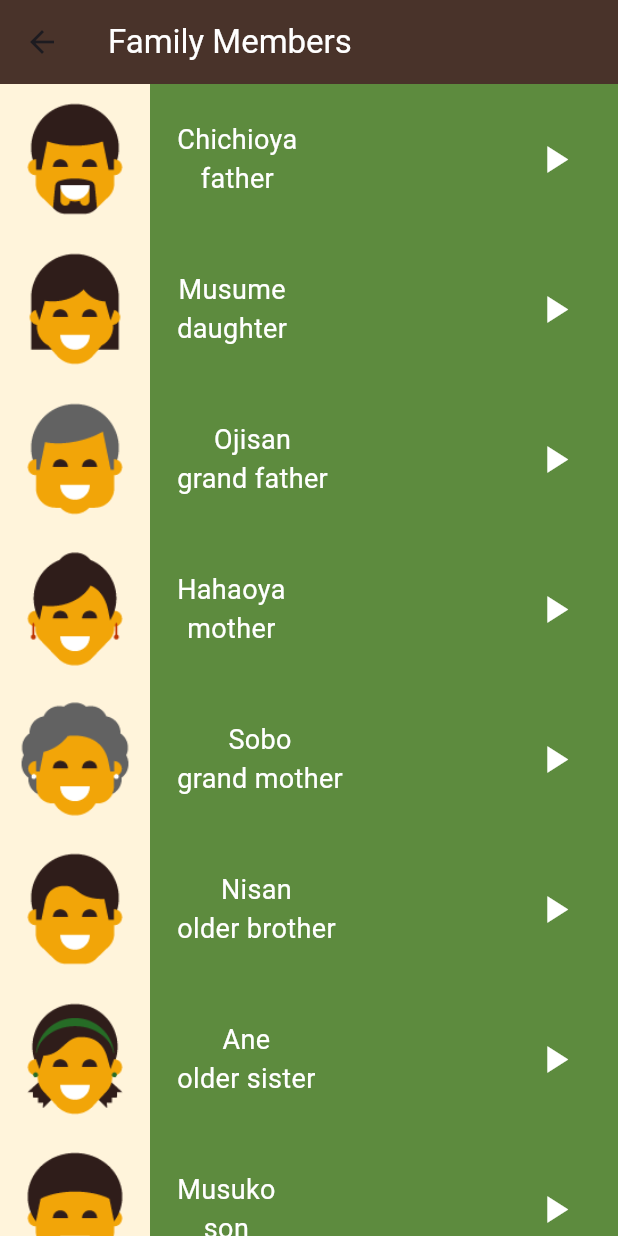
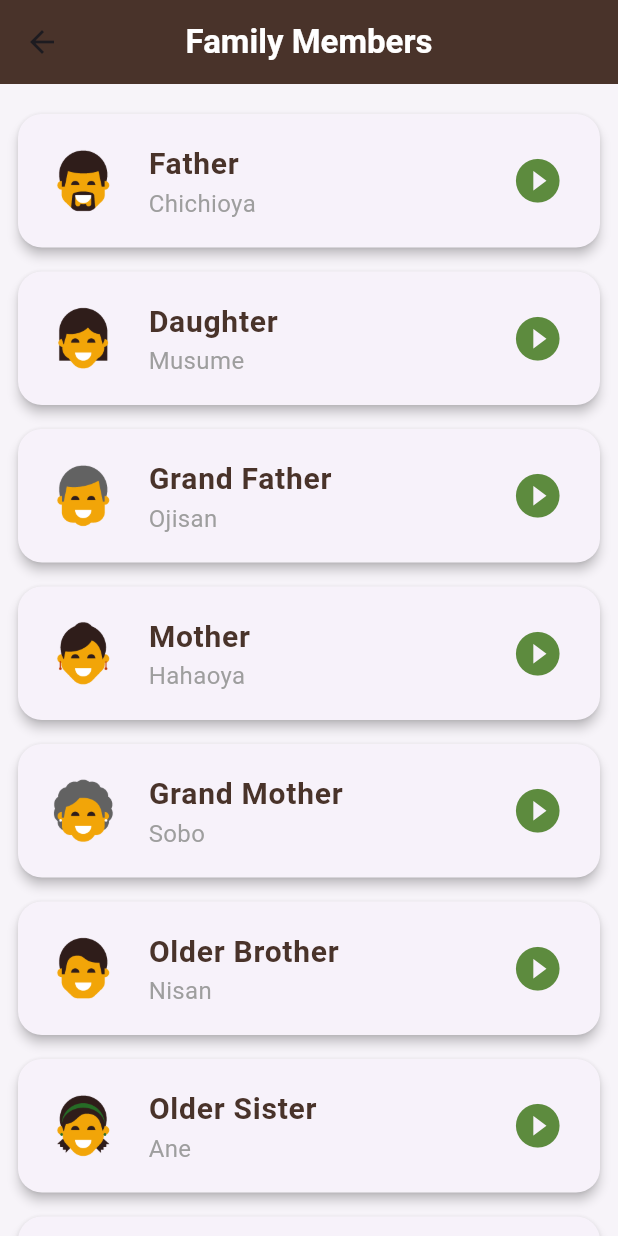
Before and after one commit to mariamfarouk555/Japanese-Application, a Flutter app: the FamilyMembersPage screen opened directly, on a phone screen of 412 x 824 dp. Run offline on Flutter 3.47's test engine with Material 3 defaults, Android fonts, the light colour scheme and no system bars; our stand-ins replace audioplayers.

Commit message:
Update family_members.dart

```diff
--- a/lib/screens/family_members.dart
+++ b/lib/screens/family_members.dart
@@ -1,91 +1,129 @@
 import 'package:flutter/material.dart';
-import 'package:project/components/item.dart';
-import 'package:project/screens/number.dart';
-import '../models/number.dart';
+import '../screens/number.dart';
+import 'package:audioplayers/audioplayers.dart';
 
 class FamilyMembersPage extends StatelessWidget {
   FamilyMembersPage({super.key});
+
+  final AudioPlayer player = AudioPlayer();
 
   final List<Number> numbers = [
     Number(
       image: 'assets/images/family_members/family_father.png',
       sound: 'sounds/family_members/father.wav',
       jpName: 'Chichioya',
-      enName: 'father',
+      enName: 'Father',
     ),
     Number(
       image: 'assets/images/family_members/family_daughter.png',
       sound: 'sounds/family_members/daughter.wav',
       jpName: 'Musume',
-      enName: 'daughter',
+      enName: 'Daughter',
     ),
     Number(
       image: 'assets/images/family_members/family_grandfather.png',
       sound: 'sounds/family_members/grandfather.mp3.wav',
       jpName: 'Ojisan',
-      enName: 'grand father',
+      enName: 'Grand Father',
     ),
     Number(
       image: 'assets/images/family_members/family_mother.png',
       sound: 'sounds/family_members/mother.wav',
       jpName: 'Hahaoya',
-      enName: 'mother',
+      enName: 'Mother',
     ),
     Number(
       image: 'assets/images/family_members/family_grandmother.png',
       sound: 'sounds/family_members/grandmother.mp3.wav',
       jpName: 'Sobo',
-      enName: 'grand mother',
+      enName: 'Grand Mother',
     ),
     Number(
       image: 'assets/images/family_members/family_older_brother.png',
       sound: 'sounds/family_members/olderbother.mp3.wav',
       jpName: 'Nisan',
-      enName: 'older brother',
+      enName: 'Older Brother',
     ),
     Number(
       image: 'assets/images/family_members/family_older_sister.png',
       sound: 'sounds/family_members/oldersister.mp3.wav',
       jpName: 'Ane',
-      enName: 'older sister',
+      enName: 'Older Sister',
     ),
     Number(
       image: 'assets/images/family_members/family_son.png',
       sound: 'sounds/family_members/son.wav',
       jpName: 'Musuko',
-      enName: 'son',
+      enName: 'Son',
     ),
     Number(
       image: 'assets/images/family_members/family_younger_brother.png',
       sound: 'sounds/family_members/youngerbrohter.mp3.wav',
-      jpName: 'ototo',
-      enName: 'yonger brother',
+      jpName: 'Ototo',
+      enName: 'Younger Brother',
     ),
     Number(
       image: 'assets/images/family_members/family_younger_sister.png',
       sound: 'sounds/family_members/youngersister.mp3.wav',
-      jpName: 'imoto',
-      enName: 'younger sister',
+      jpName: 'Imoto',
+      enName: 'Younger Sister',
     ),
   ];
 
   @override
   Widget build(BuildContext context) {
     return Scaffold(
+      backgroundColor: const Color(0xffF7F4F9),
       appBar: AppBar(
+        elevation: 0,
         backgroundColor: const Color(0XFF49332A),
         title: const Text(
           'Family Members',
-          style: TextStyle(color: Colors.white),
+          style: TextStyle(color: Colors.white, fontWeight: FontWeight.bold),
         ),
+        centerTitle: true,
       ),
       body: ListView.builder(
+        padding: const EdgeInsets.all(12),
         itemCount: numbers.length,
         itemBuilder: (context, index) {
-          return Item(
-            sound: numbers[index].sound,
-            color: const Color(0xff5D8B3E),
-            number: numbers[index],
+          return Card(
+            shape: RoundedRectangleBorder(
+              borderRadius: BorderRadius.circular(16),
+            ),
+            elevation: 3,
+            margin: const EdgeInsets.symmetric(vertical: 8),
+            child: ListTile(
+              contentPadding:
+              const EdgeInsets.symmetric(horizontal: 16, vertical: 10),
+              leading: ClipRRect(
+                borderRadius: BorderRadius.circular(12),
+                child: Image.asset(
+                  numbers[index].image,
+                  width: 55,
+                  height: 55,
+                  fit: BoxFit.cover,
+                ),
+              ),
+              title: Text(
+                numbers[index].enName,
+                style: const TextStyle(
+                    fontSize: 20,
+                    fontWeight: FontWeight.bold,
+                    color: Color(0xff49332A)),
+              ),
+              subtitle: Text(
+                numbers[index].jpName,
+                style: const TextStyle(fontSize: 16, color: Colors.grey),
+              ),
+              trailing: IconButton(
+                onPressed: () {
+                  player.play(AssetSource(numbers[index].sound));
+                },
+                icon: const Icon(Icons.play_circle_fill,
+                    color: Color(0xff5D8B3E), size: 35),
+              ),
+            ),
           );
         },
       ),
```
